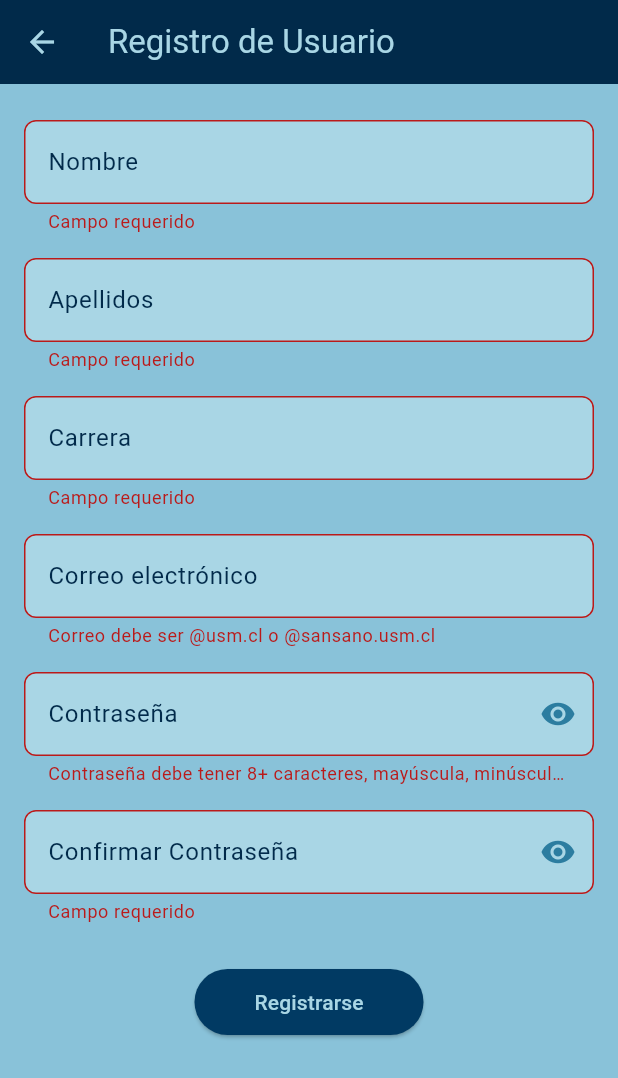
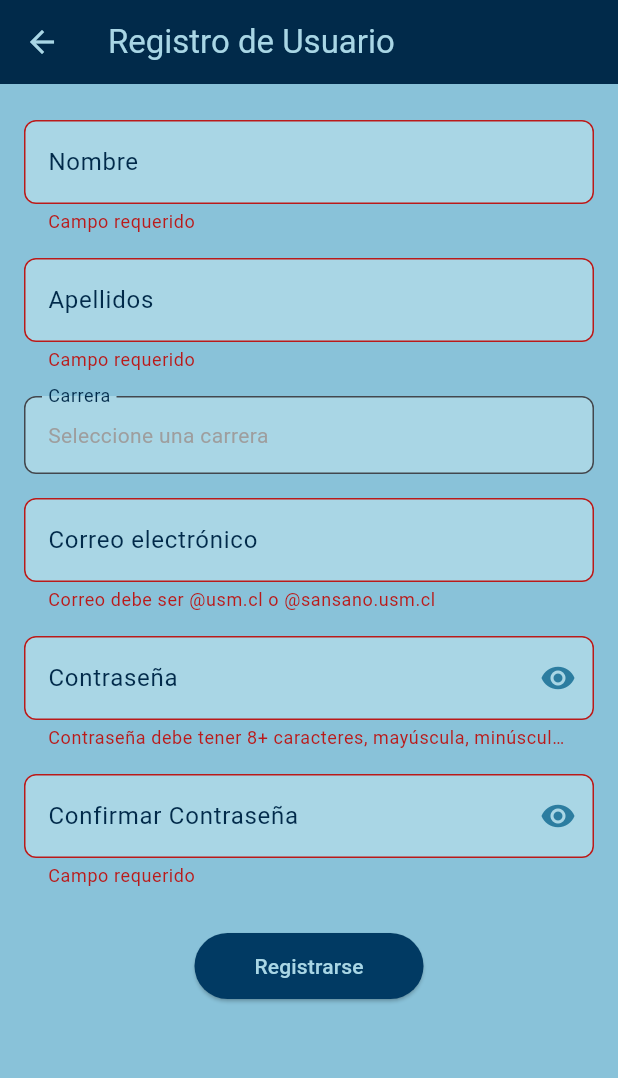
Before and after one commit to benja14slq/app_cafeteria, a Flutter app: the RegistroScreen screen opened directly, after a tap on "Registrarse", on a phone screen of 412 x 824 dp. Shown: the top 1078 px of the screen. Run offline on Flutter 3.47's test engine with Material 3 defaults, Android fonts, the phone set to English and light mode, and no system bars; our stand-ins replace cloud_firestore, firebase_core, shared_preferences; accounts and stored records are empty.

Commit message:
Update registro_screen.dart

```diff
--- a/lib/screen/registro_screen.dart
+++ b/lib/screen/registro_screen.dart
@@ -16,14 +16,30 @@ class _RegistroScreenState extends State<RegistroScreen> {
   final _formKey = GlobalKey<FormState>();
   final _nombreController = TextEditingController();
   final _apellidosController = TextEditingController();
-  final _carreraController = TextEditingController();
   final _correoController = TextEditingController();
   final _contrasenaController = TextEditingController();
   final _confirmarContrasenaController = TextEditingController();
+
   bool _isPasswordVisible = false;
   bool _isConfirmPasswordVisible = false;
+  bool _isLoading = false;
 
-  bool _isLoading = false;
+  String? _carreraSeleccionada;
+  List<String> _carreras = [];
+
+  @override
+  void initState() {
+    super.initState();
+    _cargarCarreras();
+  }
+
+  Future<void> _cargarCarreras() async {
+    final snapshot =
+        await FirebaseFirestore.instance.collection('carrera').get();
+    setState(() {
+      _carreras = snapshot.docs.map((doc) => doc['carrera'].toString()).toList();
+    });
+  }
 
   Future<void> _registrarUsuario() async {
     if (!_formKey.currentState!.validate()) return;
@@ -37,14 +53,19 @@ class _RegistroScreenState extends State<RegistroScreen> {
       return;
     }
 
+    if (_carreraSeleccionada == null) {
+      _showError('Seleccione una carrera');
+      return;
+    }
+
     setState(() => _isLoading = true);
 
     try {
       final usuarios = FirebaseFirestore.instance.collection('usuarios');
+      final existente = await usuarios.where('correo', isEqualTo: correo).get();
 
-      final existente = await usuarios.where('correo', isEqualTo: correo).get();
       if (existente.docs.isNotEmpty) {
-        _showError('El correo ya esta registrado');
+        _showError('El correo ya está registrado');
         setState(() => _isLoading = false);
         return;
       }
@@ -54,7 +75,7 @@ class _RegistroScreenState extends State<RegistroScreen> {
       await usuarios.add({
         'nombre': _nombreController.text.trim(),
         'apellidos': _apellidosController.text.trim(),
-        'carrera': _carreraController.text.trim(),
+        'carrera': _carreraSeleccionada,
         'correo': correo,
         'contraseña': hashedPassword,
       });
@@ -68,15 +89,53 @@ class _RegistroScreenState extends State<RegistroScreen> {
         MaterialPageRoute(builder: (context) => const LoginPage()),
       );
     } catch (e) {
-      ScaffoldMessenger.of(
-        context,
-      ).showSnackBar(SnackBar(content: Text('Error: $e')));
+      ScaffoldMessenger.of(context).showSnackBar(
+        SnackBar(content: Text('Error: $e')),
+      );
     }
   }
 
   void _showError(String message) {
     ScaffoldMessenger.of(context).showSnackBar(
-      SnackBar(content: Text(message), backgroundColor: Colors.red),
+      SnackBar(
+        content: Text(message),
+        backgroundColor: AppColors.primaryMedium,
+      ),
+    );
+  }
+
+  void _mostrarSelectorCarrera() {
+    showModalBottomSheet(
+      context: context,
+      isScrollControlled: true,
+      backgroundColor: AppColors.backgroundLight,
+      shape: const RoundedRectangleBorder(
+        borderRadius: BorderRadius.vertical(top: Radius.circular(16)),
+      ),
+      builder: (context) {
+        return DraggableScrollableSheet(
+          expand: false,
+          maxChildSize: 0.7,
+          builder: (_, controller) {
+            return ListView.builder(
+              controller: controller,
+              itemCount: _carreras.length,
+              itemBuilder: (context, index) {
+                final carrera = _carreras[index];
+                return ListTile(
+                  title: Text(carrera),
+                  onTap: () {
+                    setState(() {
+                      _carreraSeleccionada = carrera;
+                    });
+                    Navigator.pop(context);
+                  },
+                );
+              },
+            );
+          },
+        );
+      },
     );
   }
 
@@ -98,7 +157,7 @@ class _RegistroScreenState extends State<RegistroScreen> {
               children: [
                 _buildTextField(_nombreController, 'Nombre'),
                 _buildTextField(_apellidosController, 'Apellidos'),
-                _buildTextField(_carreraController, 'Carrera'),
+                _buildDropdownCarrera(),
                 _buildTextField(
                   _correoController,
                   'Correo electrónico',
@@ -135,11 +194,7 @@ class _RegistroScreenState extends State<RegistroScreen> {
                     ),
                     onPressed: () {
                       setState(() {
-                        setState(
-                          () =>
-                              _isConfirmPasswordVisible =
-                                  !_isConfirmPasswordVisible,
-                        );
+                        _isConfirmPasswordVisible = !_isConfirmPasswordVisible;
                       });
                     },
                   ),
@@ -197,6 +252,32 @@ class _RegistroScreenState extends State<RegistroScreen> {
     );
   }
 
+  Widget _buildDropdownCarrera() {
+    return Padding(
+      padding: const EdgeInsets.symmetric(vertical: 8.0),
+      child: InkWell(
+        onTap: () => _mostrarSelectorCarrera(),
+        child: InputDecorator(
+          decoration: InputDecoration(
+            labelText: 'Carrera',
+            labelStyle: const TextStyle(color: AppColors.primaryDark),
+            filled: true,
+            fillColor: AppColors.backgroundLight,
+            border: OutlineInputBorder(borderRadius: BorderRadius.circular(8)),
+          ),
+          child: Text(
+            _carreraSeleccionada ?? 'Seleccione una carrera',
+            style: TextStyle(
+              color: _carreraSeleccionada == null
+                  ? Colors.grey
+                  : AppColors.primaryDark,
+            ),
+          ),
+        ),
+      ),
+    );
+  }
+
   String? _validarCorreo(String? value) {
     final correoRegExp = RegExp(r'^[\w\.-]+@(usm\.cl|sansano\.usm\.cl)$');
     if (value == null || !correoRegExp.hasMatch(value)) {
@@ -206,9 +287,8 @@ class _RegistroScreenState extends State<RegistroScreen> {
   }
 
   String? _validarContrasena(String? value) {
-    final contrasenaRegExp = RegExp(
-      r'^(?=.*[a-z])(?=.*[A-Z])(?=.*\d)[A-Za-z\d]{8,}$',
-    );
+    final contrasenaRegExp =
+        RegExp(r'^(?=.*[a-z])(?=.*[A-Z])(?=.*\d)[A-Za-z\d]{8,}$');
     if (value == null || !contrasenaRegExp.hasMatch(value)) {
       return 'Contraseña debe tener 8+ caracteres, mayúscula, minúscula y número';
     }
```
Lines whose indentation alone changed are shown as unchanged.
